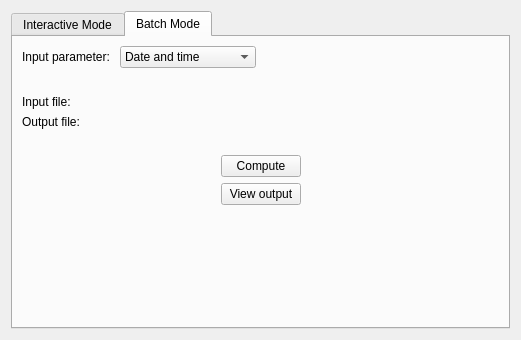
This is kstars/tools/modcalcjd.ui in KDE/kstars as Qt 5 draws it before an edit. The edited form follows.
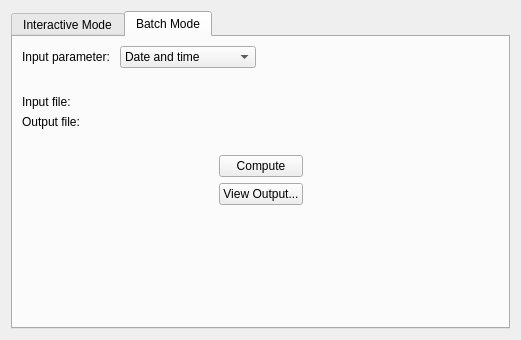
This is the edited form. The open tabs and pages were chosen to show the change. Custom widgets are drawn as their Qt base class.

```diff
--- a/kstars/tools/modcalcjd.ui
+++ b/kstars/tools/modcalcjd.ui
@@ -230,7 +230,7 @@
            <item>
             <widget class="QPushButton" name="ViewButtonBatch" >
              <property name="text" >
-              <string>View output</string>
+              <string>View Output...</string>
              </property>
             </widget>
            </item>
```
